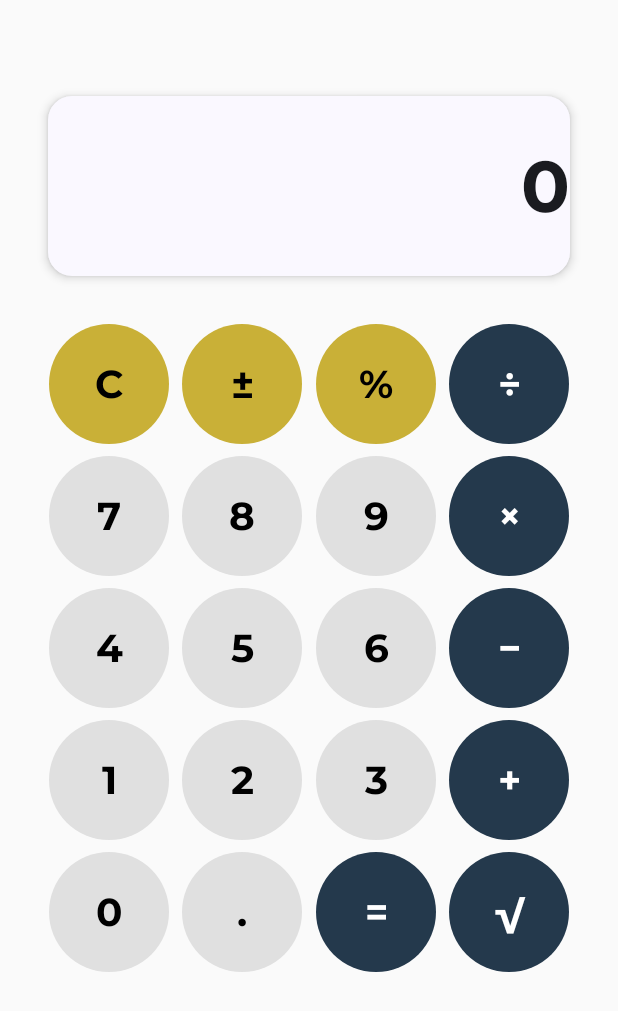
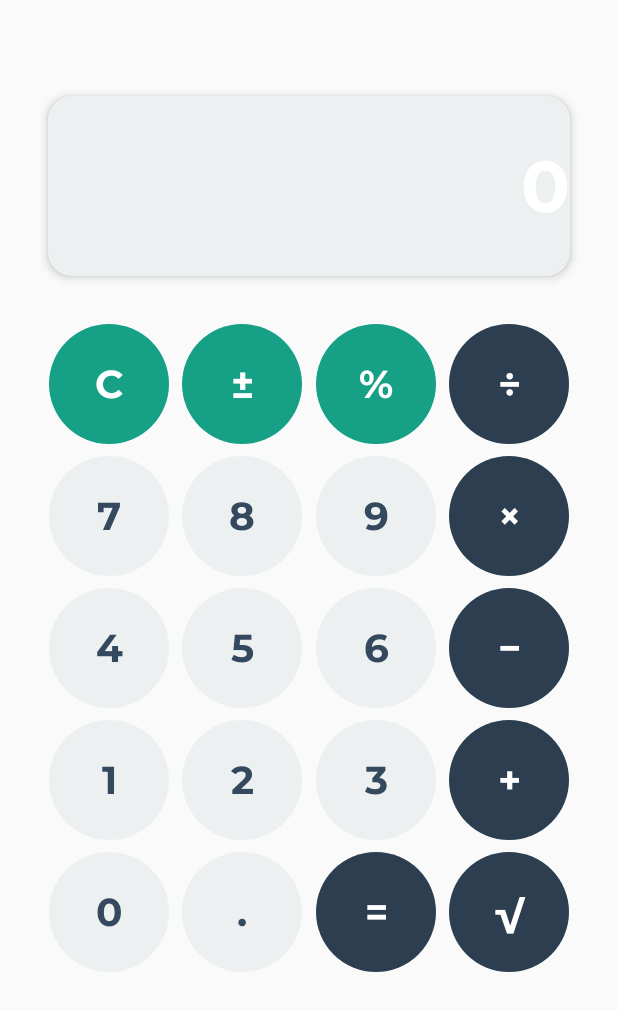
Before and after one commit to LuanadeSouza/Calculadora, an Android app built with Jetpack Compose: the screen it shows after launch (MainActivity), on a phone screen of 412 x 824 dp. Shown: the top 1011 px of the screen. Run offline under Robolectric (Android 15) with nearby library versions, the phone set to English and light mode, and no system bars.

Commit message:
implementar Acessibilidade

```diff
--- a/app/src/main/java/com/luanadev/calculadora/ui/components/CalculatorGrid.kt
+++ b/app/src/main/java/com/luanadev/calculadora/ui/components/CalculatorGrid.kt
@@ -5,13 +5,16 @@ import androidx.compose.foundation.layout.Column
 import androidx.compose.foundation.layout.Row
 import androidx.compose.foundation.layout.fillMaxWidth
 import androidx.compose.foundation.layout.padding
-import androidx.compose.foundation.layout.size
 import androidx.compose.runtime.Composable
 import androidx.compose.ui.Modifier
-import androidx.compose.ui.graphics.Color
 import androidx.compose.ui.tooling.preview.Preview
 import androidx.compose.ui.unit.dp
 import com.luanadev.calculadora.ui.theme.CalculadoraTheme
+import com.luanadev.calculadora.ui.theme.DarkBackground
+import com.luanadev.calculadora.ui.theme.LightBackground
+import com.luanadev.calculadora.ui.theme.PrimaryColor
+import com.luanadev.calculadora.ui.theme.SecondaryColor
+import com.luanadev.calculadora.ui.theme.TextPrimary
 
 @Composable
 fun CalculatorGrid(onButtonClick: (String) -> Unit) {
@@ -42,23 +45,21 @@ fun CalculatorGrid(onButtonClick: (String) -> Unit) {
                         label = button,
                         onClick = { onButtonClick(button) },
                         backgroundColor = when {
-                            isOperator -> Color(0xFF24394C) // Azul profundo para operadores
-                            isAction -> Color(0xFFC9B037) // Novo dourado metálico para ações
-                            else -> Color(0xFFE0E0E0) // Cinza claro para números
+                            isOperator -> PrimaryColor // Azul Escuro
+                            isAction -> SecondaryColor // Verde Esmeralda
+                            else -> LightBackground // Cinza Claro
                         },
                         textColor = when {
-                            isOperator -> Color.White
-                            isAction -> Color.Black
-                            else -> Color.Black
-                        },
-                        modifier = Modifier.size(80.dp) // Botão do mesmo tamanho
+                            isOperator -> TextPrimary // Branco
+                            isAction -> TextPrimary // Branco
+                            else -> DarkBackground // Azul Acinzentado
+                        }
                     )
                 }
             }
         }
     }
 }
-
 
 
 @Preview(showBackground = true)
--- a/app/src/main/java/com/luanadev/calculadora/ui/theme/Color.kt
+++ b/app/src/main/java/com/luanadev/calculadora/ui/theme/Color.kt
@@ -2,10 +2,10 @@ package com.luanadev.calculadora.ui.theme
 
 import androidx.compose.ui.graphics.Color
 
-val Purple80 = Color(0xFFD0BCFF)
-val PurpleGrey80 = Color(0xFFCCC2DC)
-val Pink80 = Color(0xFFEFB8C8)
-
-val Purple40 = Color(0xFF6650a4)
-val PurpleGrey40 = Color(0xFF625b71)
-val Pink40 = Color(0xFF7D5260)
+// Nova Paleta de Cores
+val PrimaryColor = Color(0xFF2C3E50) // Azul Escuro
+val SecondaryColor = Color(0xFF16A085) // Verde Esmeralda
+val LightBackground = Color(0xFFECF0F1) // Cinza Claro
+val DarkBackground = Color(0xFF34495E) // Azul Acinzentado
+val TextPrimary = Color(0xFFFFFFFF) // Branco
+val TextSecondary = Color(0xFFBDC3C7) // Cinza Claro
--- /dev/null
+++ b/app/src/main/java/com/luanadev/calculadora/ui/theme/MontserratFont.kt
@@ -0,0 +1,13 @@
+package com.luanadev.calculadora.ui.theme
+
+import androidx.compose.ui.text.font.Font
+import androidx.compose.ui.text.font.FontFamily
+import androidx.compose.ui.text.font.FontWeight
+import com.luanadev.calculadora.R
+
+
+val MontserratFont = FontFamily(
+    Font(R.font.montserrat_regular, FontWeight.Normal),
+    Font(R.font.montserrat_medium, FontWeight.Medium),
+    Font(R.font.montserrat_bold, FontWeight.Bold)
+)
--- a/app/src/main/java/com/luanadev/calculadora/ui/theme/Theme.kt
+++ b/app/src/main/java/com/luanadev/calculadora/ui/theme/Theme.kt
@@ -1,73 +1,44 @@
 package com.luanadev.calculadora.ui.theme
 
-import android.os.Build
 import androidx.compose.foundation.isSystemInDarkTheme
 import androidx.compose.material3.MaterialTheme
 import androidx.compose.material3.Text
 import androidx.compose.material3.darkColorScheme
-import androidx.compose.material3.dynamicDarkColorScheme
-import androidx.compose.material3.dynamicLightColorScheme
 import androidx.compose.material3.lightColorScheme
 import androidx.compose.runtime.Composable
-import androidx.compose.ui.graphics.Color
-import androidx.compose.ui.platform.LocalContext
-import androidx.compose.ui.text.font.Font
-import androidx.compose.ui.text.font.FontFamily
 import androidx.compose.ui.text.font.FontWeight
 import androidx.compose.ui.tooling.preview.Preview
 import androidx.compose.ui.unit.sp
-import com.luanadev.calculadora.R
-
-
-// Definição da Paleta de Cores Luxuosas
-val BlackLuxury = Color(0xFF121212)
-val GoldSophisticated = Color(0xFFDAA520)
-val WhiteElegant = Color(0xFFFFFFFF)
-val DarkGray = Color(0xFF333333)
-val LightGray = Color(0xFFE0E0E0)
-
-
-private val DarkColorScheme = darkColorScheme(
-    primary = GoldSophisticated,
-    onPrimary = BlackLuxury,
-    background = BlackLuxury,
-    surface = DarkGray,
-    onBackground = WhiteElegant,
-    onSurface = WhiteElegant
-)
-
-private val LightColorScheme = lightColorScheme(
-    primary = GoldSophisticated,
-    onPrimary = WhiteElegant,
-    background = WhiteElegant,
-    surface = LightGray,
-    onBackground = BlackLuxury,
-    onSurface = BlackLuxury
-)
-
-val MontserratFont = FontFamily(
-    Font(R.font.montserrat_regular, FontWeight.Normal),
-    Font(R.font.montserrat_bold, FontWeight.Bold)
-)
 
 @Composable
 fun CalculadoraTheme(
     darkTheme: Boolean = isSystemInDarkTheme(),
-    // Dynamic color is available on Android 12+
-    dynamicColor: Boolean = true, content: @Composable () -> Unit
+    content: @Composable () -> Unit
 ) {
-    val colorScheme = when {
-        dynamicColor && Build.VERSION.SDK_INT >= Build.VERSION_CODES.S -> {
-            val context = LocalContext.current
-            if (darkTheme) dynamicDarkColorScheme(context) else dynamicLightColorScheme(context)
-        }
-
-        darkTheme -> DarkColorScheme
-        else -> LightColorScheme
+    val colorScheme = if (darkTheme) {
+        darkColorScheme(
+            primary = PrimaryColor,
+            onPrimary = TextPrimary,
+            background = DarkBackground,
+            surface = DarkBackground,
+            onBackground = TextPrimary,
+            onSurface = TextSecondary
+        )
+    } else {
+        lightColorScheme(
+            primary = PrimaryColor,
+            onPrimary = TextPrimary,
+            background = LightBackground,
+            surface = LightBackground,
+            onBackground = DarkBackground,
+            onSurface = TextPrimary
+        )
     }
 
     MaterialTheme(
-        colorScheme = colorScheme, typography = Typography, content = content
+        colorScheme = colorScheme,
+        typography = Typography,
+        content = content
     )
 }
 
```
Also changed, not shown: app/src/main/java/com/luanadev/calculadora/ui/components/CalculatorButton.kt (+21 -8 lines), app/src/main/java/com/luanadev/calculadora/ui/theme/Type.kt (line endings or trailing spaces), app/src/main/res/font/montserrat_medium.ttf (added).
